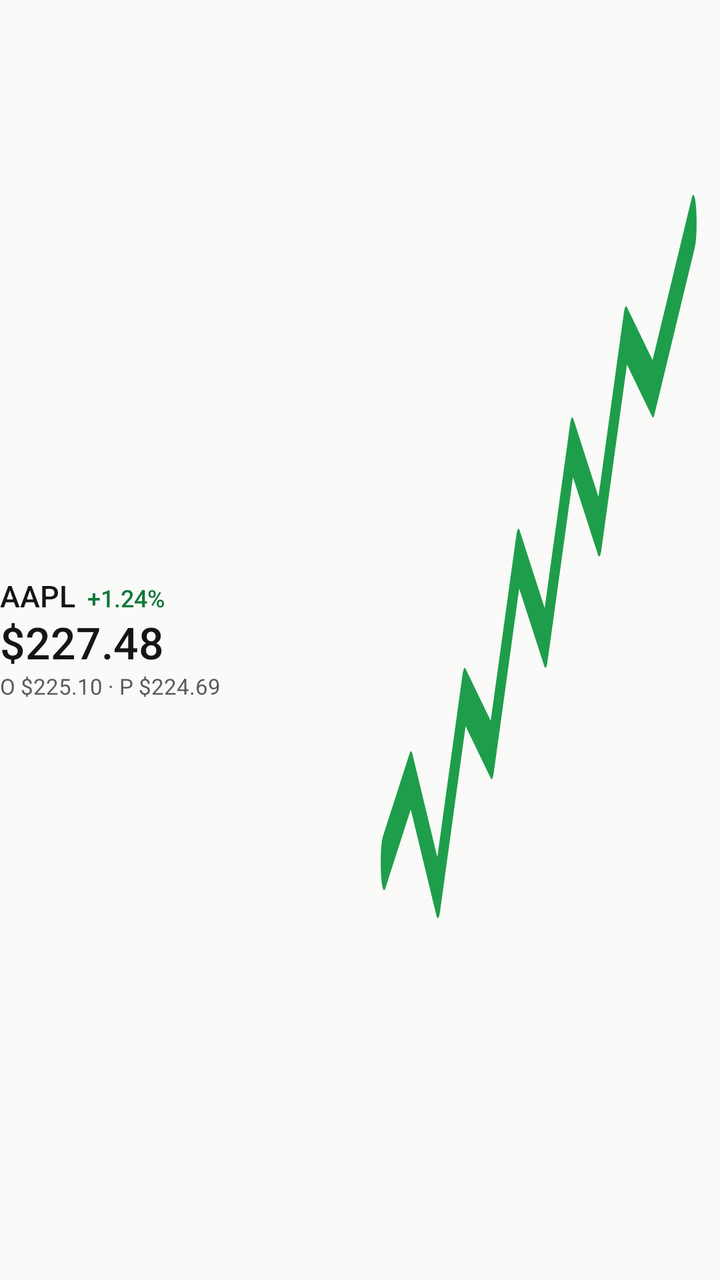
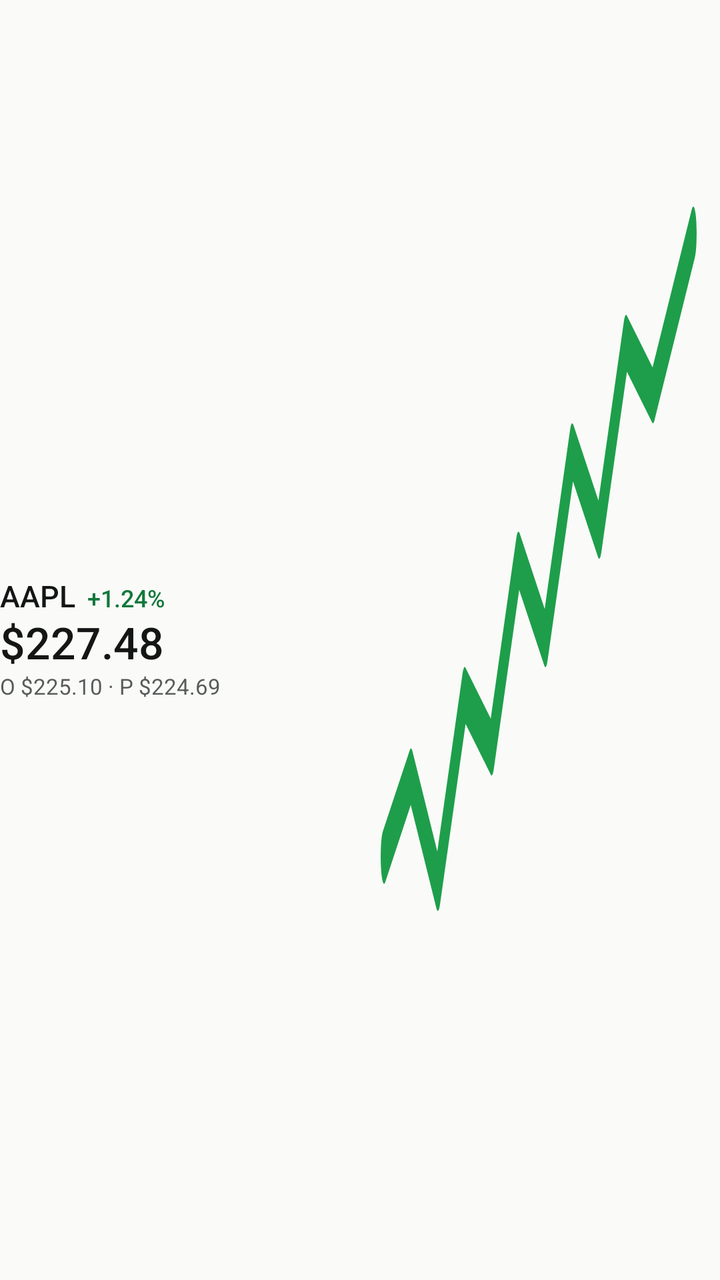

Two renders of the same Android screen: before a commit and after it. Below are the layout's source before the change and the commit's diff.
<!-- AndroidManifest.xml: application theme Theme.StockWidget -->
<!-- res/layout/widget_list_row.xml -->
<?xml version="1.0" encoding="utf-8"?>
<LinearLayout xmlns:android="http://schemas.android.com/apk/res/android"
    android:id="@+id/block"
    android:layout_width="match_parent"
    android:layout_height="wrap_content"
    android:baselineAligned="false"
    android:gravity="center_vertical"
    android:orientation="horizontal"
    android:paddingTop="10dp"
    android:paddingEnd="10dp"
    android:paddingBottom="10dp">

    <LinearLayout
        android:layout_width="0dp"
        android:layout_height="wrap_content"
        android:layout_weight="1"
        android:orientation="vertical">

        <LinearLayout
            android:layout_width="wrap_content"
            android:layout_height="wrap_content"
            android:orientation="horizontal">

            <TextView
                android:id="@+id/symbol"
                style="@style/WidgetText.Symbol"
                android:text="@string/widget_sample_symbol" />

            <TextView
                android:id="@+id/change"
                style="@style/WidgetText.Change"
                android:layout_marginStart="6dp"
                android:text="@string/widget_sample_change" />
        </LinearLayout>

        <TextView
            android:id="@+id/price"
            style="@style/WidgetText.Price"
            android:text="@string/widget_sample_price" />

        <TextView
            android:id="@+id/info"
            style="@style/WidgetText.Info"
            android:text="@string/widget_sample_info" />
    </LinearLayout>

    
    <ImageView
        android:id="@+id/chart"
        android:layout_width="0dp"
        android:layout_height="match_parent"
        android:layout_weight="0.9"
        android:layout_marginStart="10dp"
        android:layout_marginTop="4dp"
        android:layout_marginBottom="4dp"
        android:contentDescription="@null"
        android:scaleType="fitXY"
        android:src="@drawable/widget_chart_sample" />
</LinearLayout>
<!-- resources referenced by this layout -->
<resources>
  <!-- drawable widget_chart_sample (drawable) -->
  <?xml version="1.0" encoding="utf-8"?>
  <vector xmlns:android="http://schemas.android.com/apk/res/android"
      android:width="96dp"
      android:height="44dp"
      android:viewportWidth="96"
      android:viewportHeight="44">
      <path
          android:fillColor="#00000000"
          android:pathData="M2,30 L10,27 L18,31 L26,24 L34,26 L42,19 L50,22 L58,15 L66,18 L74,11 L82,13 L94,7"
          android:strokeWidth="2"
          android:strokeColor="#1E9E4A"
          android:strokeLineCap="round"
          android:strokeLineJoin="round" />
  </vector>
  <string name="widget_sample_change" translatable="false" formatted="false">+1.24%</string>
  <string name="widget_sample_info" translatable="false">O $225.10 · P $224.69</string>
  <string name="widget_sample_price" translatable="false">$227.48</string>
  <string name="widget_sample_symbol" translatable="false">AAPL</string>
  <style name="WidgetText.Change">
          <item name="android:textSize">12sp</item>
          <item name="android:fontFamily">sans-serif-medium</item>
          <item name="android:textColor">@color/widget_up</item>
      </style>
  <style name="WidgetText.Info">
          <item name="android:layout_width">match_parent</item>
          <item name="android:layout_marginTop">2dp</item>
          <item name="android:textSize">11sp</item>
          <item name="android:textColor">@color/widget_text2</item>
      </style>
  <style name="WidgetText.Price">
          <item name="android:layout_width">match_parent</item>
          <item name="android:layout_marginTop">2dp</item>
          <item name="android:textSize">22sp</item>
          <item name="android:fontFamily">sans-serif-medium</item>
          <item name="android:autoSizeTextType">uniform</item>
          <item name="android:autoSizeMinTextSize">12sp</item>
          <item name="android:autoSizeMaxTextSize">22sp</item>
          <item name="android:autoSizeStepGranularity">1sp</item>
      </style>
  <style name="WidgetText.Symbol">
          <item name="android:textSize">15sp</item>
          <item name="android:fontFamily">sans-serif-medium</item>
      </style>
  <style name="Theme.StockWidget" parent="android:Theme.Material.Light.NoActionBar">
          <item name="android:windowBackground">@color/window_background</item>
          <item name="android:statusBarColor">@android:color/transparent</item>
          <item name="android:navigationBarColor">@android:color/transparent</item>
      </style>
  <color name="widget_up">#FF12783A</color>
  <color name="widget_text2">#FF575C5A</color>
  <color name="window_background">#FFFAFAF9</color>
</resources>

<!-- the commit's change to res/layout/widget_list_row.xml (unified diff, before → after) -->
@@ -51,8 +51,8 @@
         android:layout_height="match_parent"
         android:layout_weight="0.9"
         android:layout_marginStart="10dp"
-        android:layout_marginTop="4dp"
-        android:layout_marginBottom="4dp"
+        android:layout_marginTop="12dp"
+        android:layout_marginBottom="12dp"
         android:contentDescription="@null"
         android:scaleType="fitXY"
         android:src="@drawable/widget_chart_sample" />
